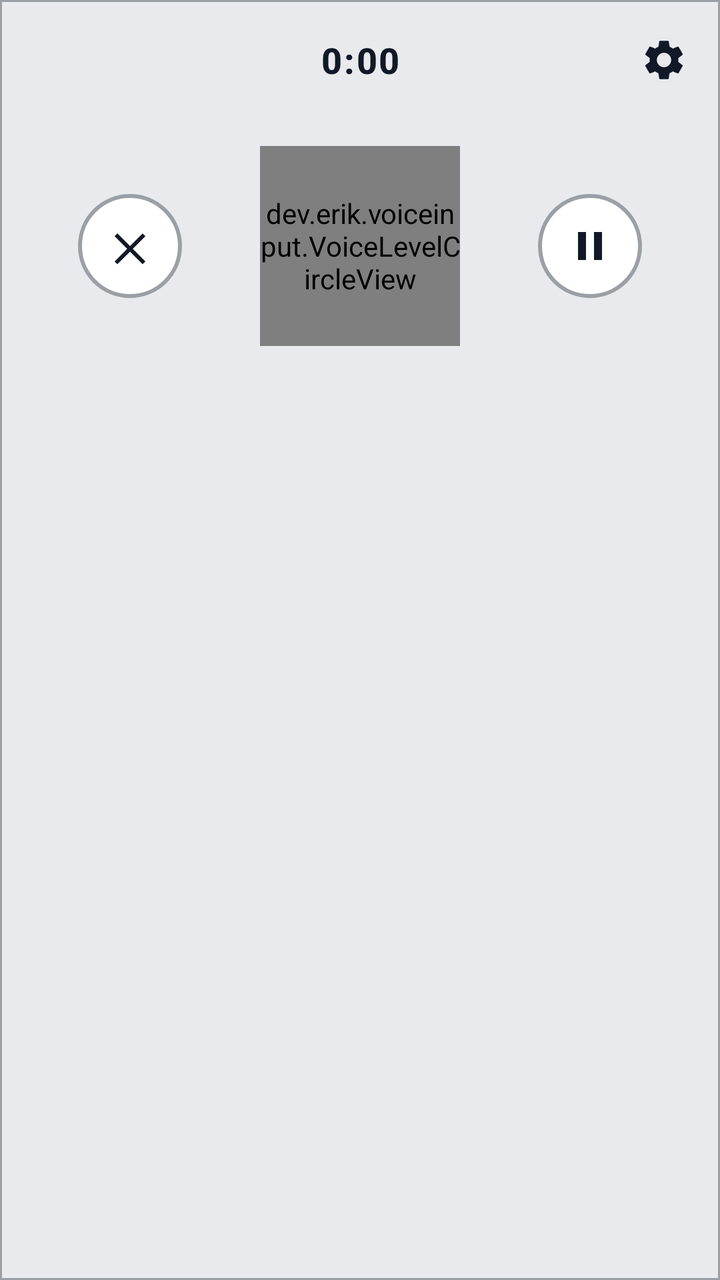
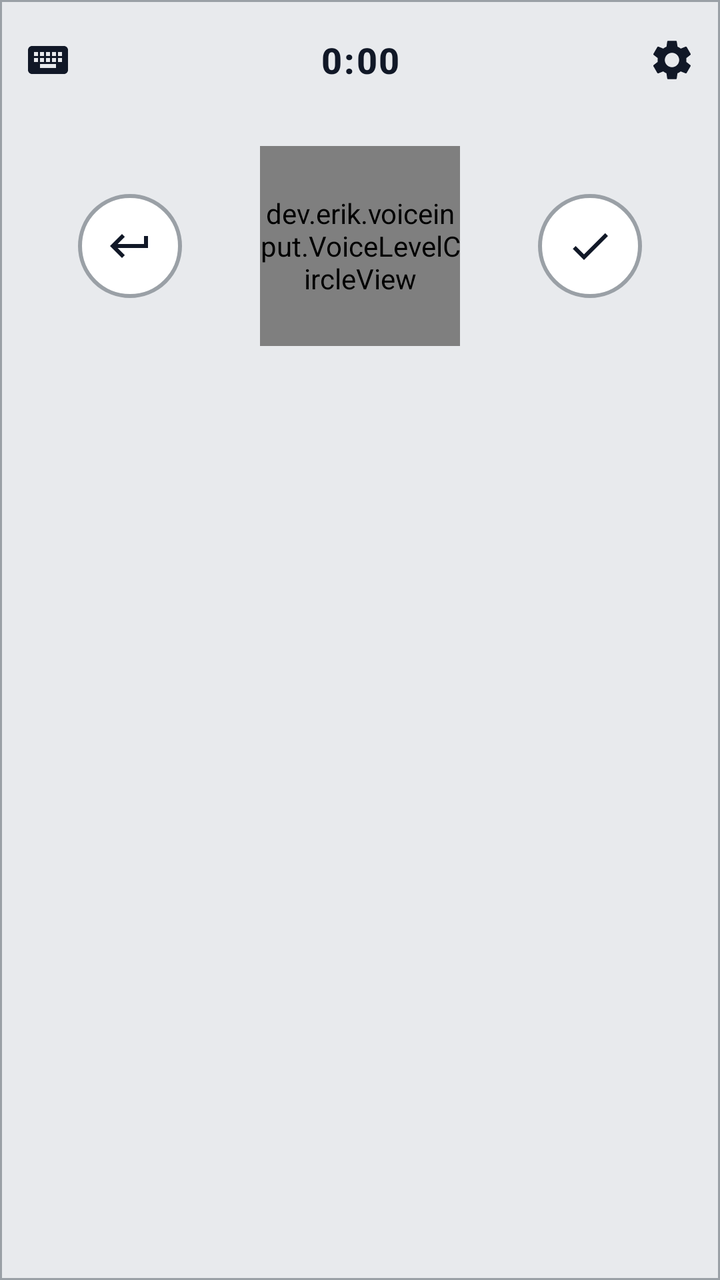

The first picture is an Android layout as it rendered before a commit; the second is the same layout after the commit. The layout source and the unified diff follow.
<!-- AndroidManifest.xml: application theme Theme.VoiceInput -->
<!-- res/layout/voice_input_ime.xml -->
<?xml version="1.0" encoding="utf-8"?>
<LinearLayout xmlns:android="http://schemas.android.com/apk/res/android"
    xmlns:app="http://schemas.android.com/apk/res-auto"
    android:layout_width="match_parent"
    android:layout_height="wrap_content"
    android:background="@drawable/ime_panel_background"
    android:minHeight="188dp"
    android:orientation="vertical"
    android:paddingTop="10dp"
    android:paddingBottom="14dp">

    <FrameLayout
        android:layout_width="match_parent"
        android:layout_height="40dp"
        android:paddingHorizontal="8dp">

        <TextView
            android:id="@+id/status"
            android:layout_width="wrap_content"
            android:layout_height="wrap_content"
            android:layout_gravity="center"
            android:gravity="center"
            android:minWidth="64dp"
            android:text="0:00"
            android:textColor="@color/ime_status_text"
            android:textSize="18sp"
            android:textStyle="bold"
            android:fontFamily="sans-serif-medium"
            android:letterSpacing="0.05" />

        <ImageButton
            android:id="@+id/open_app"
            android:layout_width="40dp"
            android:layout_height="40dp"
            android:layout_gravity="end|center_vertical"
            android:background="?android:attr/selectableItemBackgroundBorderless"
            android:contentDescription="@string/ime_open_settings"
            android:padding="8dp"
            android:scaleType="centerInside"
            android:src="@drawable/ic_ime_settings"
            app:tint="@color/ime_status_text" />
    </FrameLayout>

    
    <TextView
        android:id="@+id/hint"
        android:layout_width="match_parent"
        android:layout_height="18dp"
        android:gravity="center"
        android:paddingHorizontal="20dp"
        android:text="@string/ime_tip_speak"
        android:textColor="@color/ime_hint_text"
        android:textSize="12sp"
        android:visibility="invisible" />

    <TextView
        android:id="@+id/debug_detail"
        android:layout_width="match_parent"
        android:layout_height="wrap_content"
        android:fontFamily="monospace"
        android:gravity="center"
        android:lineSpacingExtra="2dp"
        android:paddingHorizontal="12dp"
        android:textColor="@color/ime_debug_text"
        android:textSize="11sp"
        android:visibility="gone"
        android:maxLines="2" />

    <ProgressBar
        android:id="@+id/process_progress"
        style="?android:attr/progressBarStyleHorizontal"
        android:layout_width="0dp"
        android:layout_height="0dp"
        android:visibility="gone" />

    <LinearLayout
        android:layout_width="match_parent"
        android:layout_height="108dp"
        android:gravity="center_vertical"
        android:orientation="horizontal"
        android:paddingTop="2dp">

        <FrameLayout
            android:layout_width="0dp"
            android:layout_height="match_parent"
            android:layout_weight="1">

            <ImageButton
                android:id="@+id/cancel"
                android:layout_width="52dp"
                android:layout_height="52dp"
                android:layout_gravity="center"
                android:background="@drawable/ime_stop_button_background"
                android:contentDescription="@string/ime_cancel"
                android:padding="14dp"
                android:scaleType="centerInside"
                android:src="@drawable/ic_ime_cancel"
                app:tint="@color/ime_status_text" />
        </FrameLayout>

        <FrameLayout
            android:id="@+id/stop_button"
            android:layout_width="100dp"
            android:layout_height="100dp"
            android:background="@drawable/ime_stop_button_background"
            android:clickable="true"
            android:contentDescription="@string/ime_mic_stop"
            android:focusable="true">

            <dev.erik.voiceinput.VoiceLevelCircleView
                android:id="@+id/voice_circle"
                android:layout_width="match_parent"
                android:layout_height="match_parent"
                android:clickable="false"
                android:focusable="false" />
        </FrameLayout>

        <FrameLayout
            android:layout_width="0dp"
            android:layout_height="match_parent"
            android:layout_weight="1">

            <ImageButton
                android:id="@+id/pause_resume"
                android:layout_width="52dp"
                android:layout_height="52dp"
                android:layout_gravity="center"
                android:background="@drawable/ime_stop_button_background"
                android:contentDescription="@string/ime_pause"
                android:padding="14dp"
                android:scaleType="centerInside"
                android:src="@drawable/ic_ime_pause"
                app:tint="@color/ime_status_text" />

            <ImageButton
                android:id="@+id/retry"
                android:layout_width="52dp"
                android:layout_height="52dp"
                android:layout_gravity="center"
                android:background="@drawable/ime_stop_button_background"
                android:contentDescription="@string/ime_retry"
                android:padding="14dp"
                android:scaleType="centerInside"
                android:src="@drawable/ic_ime_retry"
                android:visibility="gone"
                app:tint="@color/ime_status_text" />
        </FrameLayout>
    </LinearLayout>
</LinearLayout>
<!-- resources referenced by this layout -->
<resources>
  <color name="ime_debug_text">#5F6368</color>
  <color name="ime_hint_text">#5F6368</color>
  <color name="ime_status_text">#111827</color>
  <!-- drawable ic_ime_cancel (drawable) -->
  <?xml version="1.0" encoding="utf-8"?>
  <vector xmlns:android="http://schemas.android.com/apk/res/android"
      android:width="24dp"
      android:height="24dp"
      android:viewportWidth="24"
      android:viewportHeight="24">
      
      <path
          android:fillColor="#FF000000"
          android:pathData="M18.3,5.71L12,12.01 5.7,5.7 4.29,7.11 10.59,13.41 4.29,19.71 5.7,21.12 12,14.82 18.3,21.12 19.71,19.71 13.41,13.41 19.71,7.11z" />
  </vector>
  <!-- drawable ic_ime_pause (drawable) -->
  <?xml version="1.0" encoding="utf-8"?>
  <vector xmlns:android="http://schemas.android.com/apk/res/android"
      android:width="24dp"
      android:height="24dp"
      android:viewportWidth="24"
      android:viewportHeight="24">
      <path
          android:fillColor="#FF000000"
          android:pathData="M6,5h4v14H6V5zM14,5h4v14h-4V5z" />
  </vector>
  <!-- drawable ic_ime_retry (drawable) -->
  <?xml version="1.0" encoding="utf-8"?>
  <vector xmlns:android="http://schemas.android.com/apk/res/android"
      android:width="24dp"
      android:height="24dp"
      android:viewportWidth="24"
      android:viewportHeight="24">
      <path
          android:fillColor="#000000"
          android:pathData="M17.65,6.35C16.2,4.9 14.21,4 12,4c-4.42,0 -7.99,3.58 -7.99,8s3.57,8 7.99,8c3.73,0 6.84,-2.55 7.73,-6h-2.08c-0.82,2.33 -3.04,4 -5.65,4 -3.31,0 -6,-2.69 -6,-6s2.69,-6 6,-6c1.66,0 3.14,0.69 4.22,1.78L13,11h7V4l-2.35,2.35z" />
  </vector>
  <!-- drawable ime_panel_background (drawable) -->
  <?xml version="1.0" encoding="utf-8"?>
  <shape xmlns:android="http://schemas.android.com/apk/res/android"
      android:shape="rectangle">
      <solid android:color="@color/ime_background" />
      <stroke
          android:width="1dp"
          android:color="@color/ime_panel_border" />
  </shape>
  <!-- drawable ime_stop_button_background (drawable) -->
  <?xml version="1.0" encoding="utf-8"?>
  <shape xmlns:android="http://schemas.android.com/apk/res/android"
      android:shape="oval">
      <solid android:color="@color/ime_stop_button_bg" />
      <stroke
          android:width="2dp"
          android:color="@color/ime_panel_border" />
  </shape>
  <string name="ime_cancel">Cancel (saves to History if long enough)</string>
  <string name="ime_mic_stop">Stop and process</string>
  <string name="ime_open_settings">Settings</string>
  <string name="ime_pause">Pause</string>
  <string name="ime_retry">Retry transcription</string>
  <string name="ime_tip_speak">Speak now</string>
  <style name="Theme.VoiceInput" parent="Theme.AppCompat.DayNight.NoActionBar" />
  <color name="ime_background">#E8EAED</color>
  <color name="ime_panel_border">#9AA0A6</color>
  <color name="ime_stop_button_bg">#FFFFFF</color>
  <!-- unchanged entries left out for length: 1 -->
</resources>

<!-- the commit's change to res/layout/voice_input_ime.xml (unified diff, before → after) -->
@@ -12,7 +12,19 @@
     <FrameLayout
         android:layout_width="match_parent"
         android:layout_height="40dp"
-        android:paddingHorizontal="8dp">
+        android:paddingHorizontal="4dp">
+
+        <ImageButton
+            android:id="@+id/switch_keyboard"
+            android:layout_width="40dp"
+            android:layout_height="40dp"
+            android:layout_gravity="start|center_vertical"
+            android:background="?android:attr/selectableItemBackgroundBorderless"
+            android:contentDescription="@string/ime_switch_keyboard"
+            android:padding="8dp"
+            android:scaleType="centerInside"
+            android:src="@drawable/ic_ime_keyboard"
+            app:tint="@color/ime_status_text" />
 
         <TextView
             android:id="@+id/status"
@@ -41,7 +53,6 @@
             app:tint="@color/ime_status_text" />
     </FrameLayout>
 
-    
     <TextView
         android:id="@+id/hint"
         android:layout_width="match_parent"
@@ -59,12 +70,11 @@
         android:layout_height="wrap_content"
         android:fontFamily="monospace"
         android:gravity="center"
-        android:lineSpacingExtra="2dp"
+        android:maxLines="2"
         android:paddingHorizontal="12dp"
         android:textColor="@color/ime_debug_text"
         android:textSize="11sp"
-        android:visibility="gone"
-        android:maxLines="2" />
+        android:visibility="gone" />
 
     <ProgressBar
         android:id="@+id/process_progress"
@@ -80,31 +90,33 @@
         android:orientation="horizontal"
         android:paddingTop="2dp">
 
+        
         <FrameLayout
             android:layout_width="0dp"
             android:layout_height="match_parent"
             android:layout_weight="1">
 
             <ImageButton
-                android:id="@+id/cancel"
+                android:id="@+id/newline"
                 android:layout_width="52dp"
                 android:layout_height="52dp"
                 android:layout_gravity="center"
                 android:background="@drawable/ime_stop_button_background"
-                android:contentDescription="@string/ime_cancel"
+                android:contentDescription="@string/ime_newline"
                 android:padding="14dp"
                 android:scaleType="centerInside"
-                android:src="@drawable/ic_ime_cancel"
+                android:src="@drawable/ic_ime_newline"
                 app:tint="@color/ime_status_text" />
         </FrameLayout>
 
+        
         <FrameLayout
-            android:id="@+id/stop_button"
+            android:id="@+id/orb_button"
             android:layout_width="100dp"
             android:layout_height="100dp"
             android:background="@drawable/ime_stop_button_background"
             android:clickable="true"
-            android:contentDescription="@string/ime_mic_stop"
+            android:contentDescription="@string/ime_toggle_listen"
             android:focusable="true">
 
             <dev.erik.voiceinput.VoiceLevelCircleView
@@ -115,21 +127,22 @@
                 android:focusable="false" />
         </FrameLayout>
 
+        
         <FrameLayout
             android:layout_width="0dp"
             android:layout_height="match_parent"
             android:layout_weight="1">
 
             <ImageButton
-                android:id="@+id/pause_resume"
+                android:id="@+id/done"
                 android:layout_width="52dp"
                 android:layout_height="52dp"
                 android:layout_gravity="center"
                 android:background="@drawable/ime_stop_button_background"
-                android:contentDescription="@string/ime_pause"
+                android:contentDescription="@string/ime_done"
                 android:padding="14dp"
                 android:scaleType="centerInside"
-                android:src="@drawable/ic_ime_pause"
+                android:src="@drawable/ic_ime_done"
                 app:tint="@color/ime_status_text" />
 
             <ImageButton
<!-- resource entries referenced after the edit -->
@@ -3,7 +3,29 @@
   <color name="ime_debug_text">#5F6368</color>
   <color name="ime_hint_text">#5F6368</color>
   <color name="ime_status_text">#111827</color>
-  <!-- drawable ic_ime_cancel (drawable) -->
+  <!-- drawable ic_ime_done (drawable) -->
+  <?xml version="1.0" encoding="utf-8"?>
+  <vector xmlns:android="http://schemas.android.com/apk/res/android"
+      android:width="24dp"
+      android:height="24dp"
+      android:viewportWidth="24"
+      android:viewportHeight="24">
+      <path
+          android:fillColor="#FF000000"
+          android:pathData="M9,16.17L4.83,12l-1.42,1.41L9,19 21,7l-1.41,-1.41z" />
+  </vector>
+  <!-- drawable ic_ime_keyboard (drawable) -->
+  <?xml version="1.0" encoding="utf-8"?>
+  <vector xmlns:android="http://schemas.android.com/apk/res/android"
+      android:width="24dp"
+      android:height="24dp"
+      android:viewportWidth="24"
+      android:viewportHeight="24">
+      <path
+          android:fillColor="#FF000000"
+          android:pathData="M20,5H4c-1.1,0 -1.99,0.9 -1.99,2L2,17c0,1.1 0.9,2 2,2h16c1.1,0 2,-0.9 2,-2V7c0,-1.1 -0.9,-2 -2,-2zM11,8h2v2h-2V8zM11,11h2v2h-2v-2zM8,8h2v2H8V8zM8,11h2v2H8v-2zM5,11h2v2H5v-2zM5,8h2v2H5V8zM8,14h8v2H8v-2zM14,11h2v2h-2v-2zM14,8h2v2h-2V8zM17,11h2v2h-2v-2zM17,8h2v2h-2V8z" />
+  </vector>
+  <!-- drawable ic_ime_newline (drawable) -->
   <?xml version="1.0" encoding="utf-8"?>
   <vector xmlns:android="http://schemas.android.com/apk/res/android"
       android:width="24dp"
@@ -13,18 +35,7 @@
       
       <path
           android:fillColor="#FF000000"
-          android:pathData="M18.3,5.71L12,12.01 5.7,5.7 4.29,7.11 10.59,13.41 4.29,19.71 5.7,21.12 12,14.82 18.3,21.12 19.71,19.71 13.41,13.41 19.71,7.11z" />
-  </vector>
-  <!-- drawable ic_ime_pause (drawable) -->
-  <?xml version="1.0" encoding="utf-8"?>
-  <vector xmlns:android="http://schemas.android.com/apk/res/android"
-      android:width="24dp"
-      android:height="24dp"
-      android:viewportWidth="24"
-      android:viewportHeight="24">
-      <path
-          android:fillColor="#FF000000"
-          android:pathData="M6,5h4v14H6V5zM14,5h4v14h-4V5z" />
+          android:pathData="M19,7v4H5.83l3.58,-3.59L8,6l-6,6 6,6 1.41,-1.41L5.83,13H21V7z" />
   </vector>
   <!-- drawable ic_ime_retry (drawable) -->
   <?xml version="1.0" encoding="utf-8"?>
@@ -55,12 +66,13 @@
           android:width="2dp"
           android:color="@color/ime_panel_border" />
   </shape>
-  <string name="ime_cancel">Cancel (saves to History if long enough)</string>
-  <string name="ime_mic_stop">Stop and process</string>
+  <string name="ime_done">Finish and insert text</string>
+  <string name="ime_newline">New line / paragraph</string>
   <string name="ime_open_settings">Settings</string>
-  <string name="ime_pause">Pause</string>
   <string name="ime_retry">Retry transcription</string>
-  <string name="ime_tip_speak">Speak now</string>
+  <string name="ime_switch_keyboard">Switch to typing keyboard</string>
+  <string name="ime_tip_speak">Speak · ✓ to finish</string>
+  <string name="ime_toggle_listen">Start or pause listening</string>
   <style name="Theme.VoiceInput" parent="Theme.AppCompat.DayNight.NoActionBar" />
   <color name="ime_background">#E8EAED</color>
   <color name="ime_panel_border">#9AA0A6</color>
